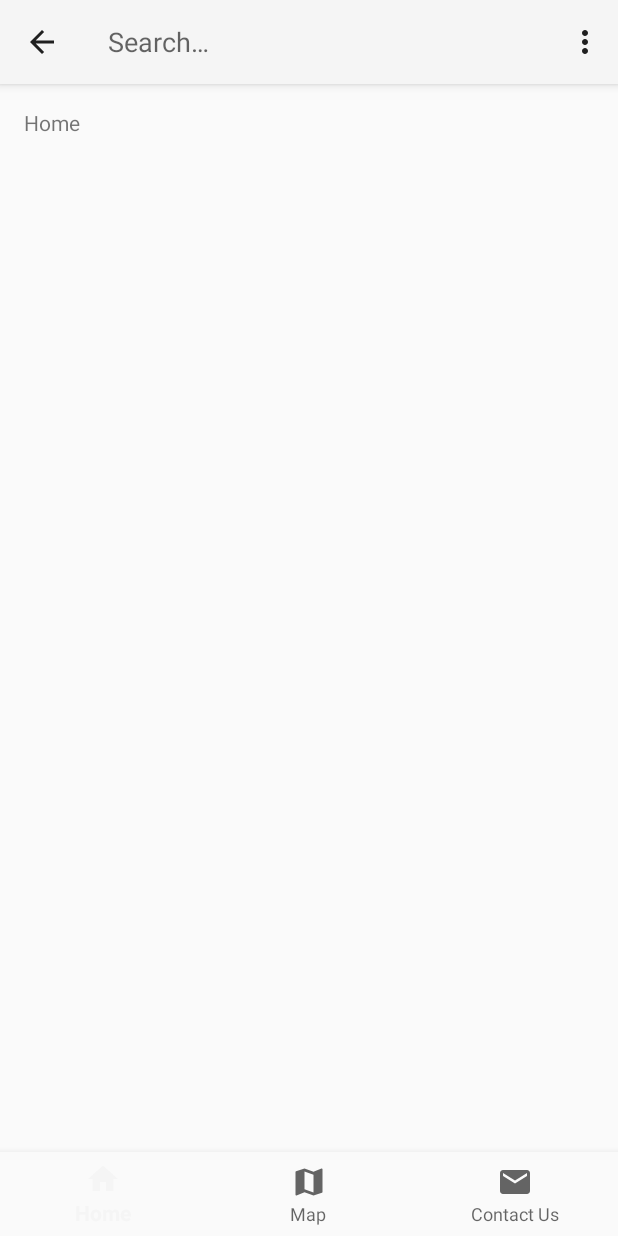
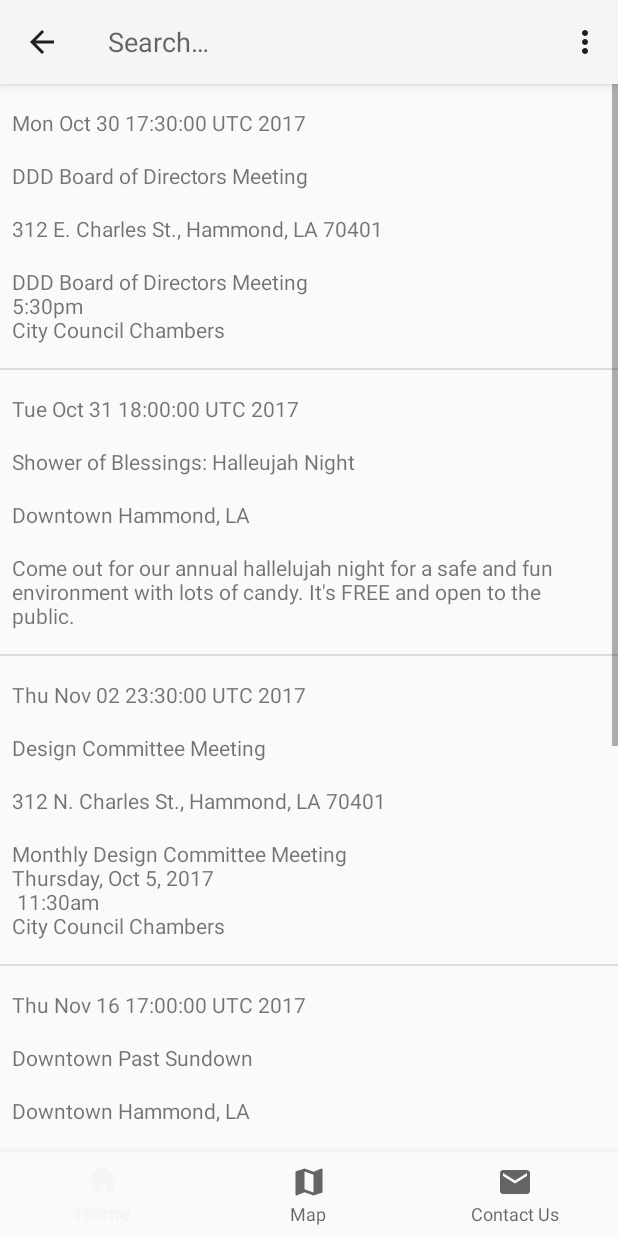
Before and after one commit to ChristianGonzales/Hammond-DDD, an Android app: the screen it shows after launch (MainActivity), after a tap on "Search", on a phone screen of 412 x 824 dp. Run offline under Robolectric (Android 15) with nearby library versions, the phone set to English and light mode, and no system bars.

Commit message:
feat: Added the events list on the home screen

```diff
--- /dev/null
+++ b/HammondDDD/app/src/main/java/edu/selu/cgonzales/hammondddd/EventsArrayAdapter.java
@@ -0,0 +1,58 @@
+package edu.selu.cgonzales.hammondddd;
+
+import android.app.Activity;
+import android.support.v7.widget.RecyclerView;
+import android.view.LayoutInflater;
+import android.view.View;
+import android.view.ViewGroup;
+import android.widget.ArrayAdapter;
+import android.widget.TextView;
+
+import java.util.List;
+
+import edu.selu.cgonzales.hammondddd.Data.Event;
+
+public class EventsArrayAdapter extends ArrayAdapter<Event> {
+
+    private final Activity context;
+    private final List<Event> events;
+
+    static class ViewHolder{
+        public TextView eventDate;
+        public TextView eventName;
+        public TextView eventLocation;
+        public TextView eventDescription;
+    }
+
+    public EventsArrayAdapter(Activity context, List<Event> events){
+        super(context, R.layout.events_list_item, events);
+        this.context = context;
+        this.events = events;
+    }
+
+    @Override
+    public View getView(int position, View convertView, ViewGroup parent){
+        View rowView = convertView;
+
+        if (rowView == null){
+            LayoutInflater inflater = context.getLayoutInflater();
+            rowView = inflater.inflate(R.layout.events_list_item, null);
+            ViewHolder viewHolder = new ViewHolder();
+            viewHolder.eventDate = (TextView) rowView.findViewById(R.id.eventDate);
+            viewHolder.eventName = (TextView) rowView.findViewById(R.id.eventName);
+            viewHolder.eventLocation = (TextView) rowView.findViewById(R.id.eventLocation);
+            viewHolder.eventDescription = (TextView) rowView.findViewById(R.id.eventDescription);
+            rowView.setTag(viewHolder);
+        }
+
+        ViewHolder holder = (ViewHolder) rowView.getTag();
+        Event event = events.get(position);
+        holder.eventDate.setText(event.getEventDate().toString());
+        holder.eventName.setText(event.getName());
+        holder.eventLocation.setText(event.getLocation());
+        holder.eventDescription.setText(event.getDescription());
+
+        return rowView;
+    }
+
+}
--- a/HammondDDD/app/src/main/java/edu/selu/cgonzales/hammondddd/HammondDDD.java
+++ b/HammondDDD/app/src/main/java/edu/selu/cgonzales/hammondddd/HammondDDD.java
@@ -46,17 +46,13 @@ public class HammondDDD extends Application{
                     " \nThursday, Oct 5, 2017 \n 11:30am \nCity Council Chambers"));
             eventList.add(new Event("Downtown Past Sundown", "Downtown Hammond, LA",
                     formatter.parse("11/16/2017 5:00 PM"), "Ghosts, goblins and creatures of fright " +
-                    "are all welcome to our trick-or-treat night! Come to Downtown Hammond during " +
-                    "Downtown Past Sundown on Thursday, October 19th from 5-8pm for our first annual" +
-                    " community trick-or-treat!"));
+                    "are all welcome to our trick-or-treat night!"));
             eventList.add(new Event("Design Committee Meeting", "312 N. Charles St., Hammond, LA 70401",
                     formatter.parse("12/07/2017 11:30 PM"), "Monthly Design Committee Meeting " +
                     "\nThursday, Dec 7, 2017 \n 11:30am \nCity Council Chambers"));
             eventList.add(new Event("Downtown Past Sundown", "Downtown Hammond, LA",
                     formatter.parse("01/18/2018 5:00 PM"), "Ghosts, goblins and creatures of fright " +
-                    "are all welcome to our trick-or-treat night! Come to Downtown Hammond during " +
-                    "Downtown Past Sundown on Thursday, October 19th from 5-8pm for our first annual" +
-                    " community trick-or-treat!"));
+                    "are all welcome to our trick-or-treat night!"));
         } catch (ParseException e) {
             System.out.println("Parse Exception");
         }
--- a/HammondDDD/app/src/main/java/edu/selu/cgonzales/hammondddd/MainActivity.java
+++ b/HammondDDD/app/src/main/java/edu/selu/cgonzales/hammondddd/MainActivity.java
@@ -8,10 +8,10 @@ import android.support.v7.app.AppCompatActivity;
 import android.support.v7.widget.Toolbar;
 import android.view.Menu;
 import android.view.MenuItem;
+import android.view.View;
+import android.widget.AdapterView;
+import android.widget.ListView;
 import android.widget.TextView;
-
-// TODO - initialize the data map on app start
-// Need to create a class that extends Application
 
 public class MainActivity extends AppCompatActivity {
 
@@ -62,10 +62,22 @@ public class MainActivity extends AppCompatActivity {
         super.onCreate(savedInstanceState);
         setContentView(R.layout.activity_main);
 
+        HammondDDD context = (HammondDDD) this.getApplicationContext();
+
+        EventsArrayAdapter adapter = new EventsArrayAdapter(this, context.getEventList());
+        ListView eventsList = (ListView) findViewById(R.id.eventsList);
+        eventsList.setAdapter(adapter);
+        eventsList.setEmptyView(findViewById(R.id.emptyEventsView));
+        eventsList.setOnItemClickListener(new AdapterView.OnItemClickListener() {
+            @Override
+            public void onItemClick(AdapterView<?> parent, View view, int position, long id) {
+                // TODO - create an intent to send the open the event details page
+            }
+        });
+
         Toolbar parentToolbar = (Toolbar) findViewById(R.id.parent_toolbar);
         setSupportActionBar(parentToolbar);
 
-        mTextMessage = (TextView) findViewById(R.id.message);
         BottomNavigationView navigation = (BottomNavigationView) findViewById(R.id.navigation);
 
         parentToolbar.setOnMenuItemClickListener(menuItemClickListener);
--- a/HammondDDD/app/src/main/res/layout/activity_main.xml
+++ b/HammondDDD/app/src/main/res/layout/activity_main.xml
@@ -23,15 +23,16 @@
         android:layout_height="0dp"
         android:layout_weight="1">
 
+        <ListView
+            android:id="@+id/eventsList"
+            android:layout_width="match_parent"
+            android:layout_height="wrap_content" />
+
         <TextView
-            android:id="@+id/message"
+            android:id="@+id/emptyEventsView"
             android:layout_width="match_parent"
             android:layout_height="wrap_content"
-            android:layout_marginBottom="@dimen/activity_vertical_margin"
-            android:layout_marginLeft="@dimen/activity_horizontal_margin"
-            android:layout_marginRight="@dimen/activity_horizontal_margin"
-            android:layout_marginTop="@dimen/activity_vertical_margin"
-            android:text="@string/title_home" />
+            android:text="@string/no_events"/>
 
     </FrameLayout>
 
--- /dev/null
+++ b/HammondDDD/app/src/main/res/layout/events_list_item.xml
@@ -0,0 +1,39 @@
+<?xml version="1.0" encoding="utf-8"?>
+<LinearLayout xmlns:android="http://schemas.android.com/apk/res/android"
+    android:orientation="vertical" android:layout_width="match_parent"
+    android:layout_height="match_parent">
+
+    <TextView
+        android:id="@+id/eventDate"
+        android:layout_width="match_parent"
+        android:layout_height="wrap_content"
+        android:layout_marginBottom="16dp"
+        android:layout_marginLeft="8dp"
+        android:layout_marginRight="8dp"
+        android:layout_marginTop="16dp"/>
+
+    <TextView
+        android:id="@+id/eventName"
+        android:layout_width="match_parent"
+        android:layout_height="wrap_content"
+        android:layout_marginBottom="16dp"
+        android:layout_marginLeft="8dp"
+        android:layout_marginRight="8dp" />
+
+    <TextView
+        android:id="@+id/eventLocation"
+        android:layout_width="match_parent"
+        android:layout_height="wrap_content"
+        android:layout_marginBottom="16dp"
+        android:layout_marginLeft="8dp"
+        android:layout_marginRight="8dp" />
+
+    <TextView
+        android:id="@+id/eventDescription"
+        android:layout_width="match_parent"
+        android:layout_height="wrap_content"
+        android:layout_marginBottom="16dp"
+        android:layout_marginLeft="8dp"
+        android:layout_marginRight="8dp" />
+
+</LinearLayout>
--- a/HammondDDD/app/src/main/res/values/strings.xml
+++ b/HammondDDD/app/src/main/res/values/strings.xml
@@ -4,6 +4,9 @@
     <string name="title_home">Home</string>
     <string name="title_map">Map</string>
     <string name="title_contact">Contact Us</string>
+
+    <!-- Default Strings -->
+    <string name="no_events">Error Loading Events...</string>
 
     <!-- Contact Strings -->
     <string name="company_name">Hammond Downtown Development</string>
```
